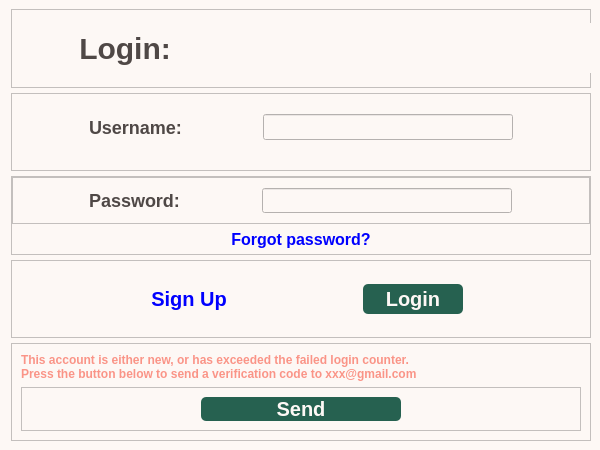
The window that src/gui/qt_designer/ui_login_window.ui (JK1Peng/Password_Management) describes before a commit, drawn with Qt 5.
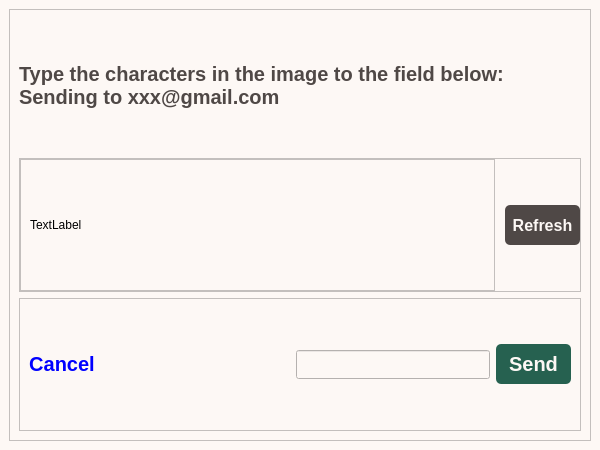
The same window after the commit. The open tabs and pages were chosen to show the change.

Commit message: added captcha checking for verifying emails

Diff of the .ui file:
```diff
--- a/src/gui/qt_designer/ui_login_window.ui
+++ b/src/gui/qt_designer/ui_login_window.ui
@@ -366,7 +366,7 @@
              </property>
              <property name="text">
               <string>This account is either new, or has exceeded the failed login counter. 
-Press the button below to send a verification code to xxx@gmail.com</string>
+Press the button below to send a verification code to your email address</string>
              </property>
             </widget>
            </item>
@@ -422,7 +422,7 @@
 }</string>
                 </property>
                 <property name="text">
-                 <string>Send</string>
+                 <string>Proceed</string>
                 </property>
                </widget>
               </item>
@@ -1306,6 +1306,204 @@
         </item>
        </layout>
       </widget>
+      <widget class="QWidget" name="captcha_page">
+       <layout class="QHBoxLayout" name="horizontalLayout_15">
+        <item>
+         <widget class="QFrame" name="captcha_page_frame">
+          <property name="frameShape">
+           <enum>QFrame::StyledPanel</enum>
+          </property>
+          <property name="frameShadow">
+           <enum>QFrame::Raised</enum>
+          </property>
+          <layout class="QVBoxLayout" name="verticalLayout_9">
+           <item>
+            <widget class="QLabel" name="label">
+             <property name="styleSheet">
+              <string notr="true">QLabel {
+	font: bold 20px;
+	color:#4F4846;
+}</string>
+             </property>
+             <property name="text">
+              <string>Type the characters in the image to the field below: 
+Sending to xxx@gmail.com</string>
+             </property>
+            </widget>
+           </item>
+           <item>
+            <widget class="QFrame" name="captcha_frame">
+             <property name="frameShape">
+              <enum>QFrame::StyledPanel</enum>
+             </property>
+             <property name="frameShadow">
+              <enum>QFrame::Raised</enum>
+             </property>
+             <layout class="QHBoxLayout" name="horizontalLayout_16">
+              <property name="spacing">
+               <number>10</number>
+              </property>
+              <property name="leftMargin">
+               <number>0</number>
+              </property>
+              <property name="topMargin">
+               <number>0</number>
+              </property>
+              <property name="rightMargin">
+               <number>0</number>
+              </property>
+              <property name="bottomMargin">
+               <number>0</number>
+              </property>
+              <item>
+               <widget class="QFrame" name="captcha_image_frame">
+                <property name="frameShape">
+                 <enum>QFrame::StyledPanel</enum>
+                </property>
+                <property name="frameShadow">
+                 <enum>QFrame::Raised</enum>
+                </property>
+                <layout class="QHBoxLayout" name="horizontalLayout_18">
+                 <item>
+                  <widget class="QLabel" name="captcha_label">
+                   <property name="text">
+                    <string>TextLabel</string>
+                   </property>
+                  </widget>
+                 </item>
+                </layout>
+               </widget>
+              </item>
+              <item>
+               <widget class="QPushButton" name="refresh_button">
+                <property name="minimumSize">
+                 <size>
+                  <width>75</width>
+                  <height>40</height>
+                 </size>
+                </property>
+                <property name="maximumSize">
+                 <size>
+                  <width>75</width>
+                  <height>40</height>
+                 </size>
+                </property>
+                <property name="styleSheet">
+                 <string notr="true">QPushButton {
+	color:#FDF8F5;
+	font: bold 16px;
+	 border: 0;
+	 background: none;
+	 box-shadow: none;
+	 border-radius: 5px;
+	background-color:#4F4846;
+}
+
+QPushButton:hover {
+	background-color:#857b79;
+}</string>
+                </property>
+                <property name="text">
+                 <string>Refresh</string>
+                </property>
+               </widget>
+              </item>
+             </layout>
+            </widget>
+           </item>
+           <item>
+            <widget class="QFrame" name="captcha_bottom_frame">
+             <property name="frameShape">
+              <enum>QFrame::StyledPanel</enum>
+             </property>
+             <property name="frameShadow">
+              <enum>QFrame::Raised</enum>
+             </property>
+             <layout class="QHBoxLayout" name="horizontalLayout_17">
+              <item>
+               <widget class="QPushButton" name="captcha_cancel_button">
+                <property name="styleSheet">
+                 <string notr="true">QPushButton {
+	color:blue;
+	font: bold 20px;
+	 border: 0;
+	 background: none;
+	 box-shadow: none;
+	 border-radius: 5px;
+}
+
+QPushButton:hover {
+	text-decoration: underline;
+}
+</string>
+                </property>
+                <property name="text">
+                 <string>Cancel</string>
+                </property>
+               </widget>
+              </item>
+              <item>
+               <spacer name="horizontalSpacer_15">
+                <property name="orientation">
+                 <enum>Qt::Horizontal</enum>
+                </property>
+                <property name="sizeHint" stdset="0">
+                 <size>
+                  <width>40</width>
+                  <height>20</height>
+                 </size>
+                </property>
+               </spacer>
+              </item>
+              <item>
+               <widget class="QLineEdit" name="captcha_code_field">
+                <property name="styleSheet">
+                 <string notr="true">font: 18px;</string>
+                </property>
+               </widget>
+              </item>
+              <item>
+               <widget class="QPushButton" name="captcha_send_button">
+                <property name="minimumSize">
+                 <size>
+                  <width>75</width>
+                  <height>40</height>
+                 </size>
+                </property>
+                <property name="maximumSize">
+                 <size>
+                  <width>75</width>
+                  <height>40</height>
+                 </size>
+                </property>
+                <property name="styleSheet">
+                 <string notr="true">QPushButton {
+	color:#FDF8F5;
+	font: bold 20px;
+	 border: 0;
+	 background: none;
+	 box-shadow: none;
+	 border-radius: 5px;
+	background-color:#266150;
+}
+
+QPushButton:hover {
+	background-color:#4e9480;
+}</string>
+                </property>
+                <property name="text">
+                 <string>Send</string>
+                </property>
+               </widget>
+              </item>
+             </layout>
+            </widget>
+           </item>
+          </layout>
+         </widget>
+        </item>
+       </layout>
+      </widget>
      </widget>
     </item>
    </layout>
```
Left out of the diff: 7 changed lines with no effect on the pictures. The commit also changes 4 other files.
